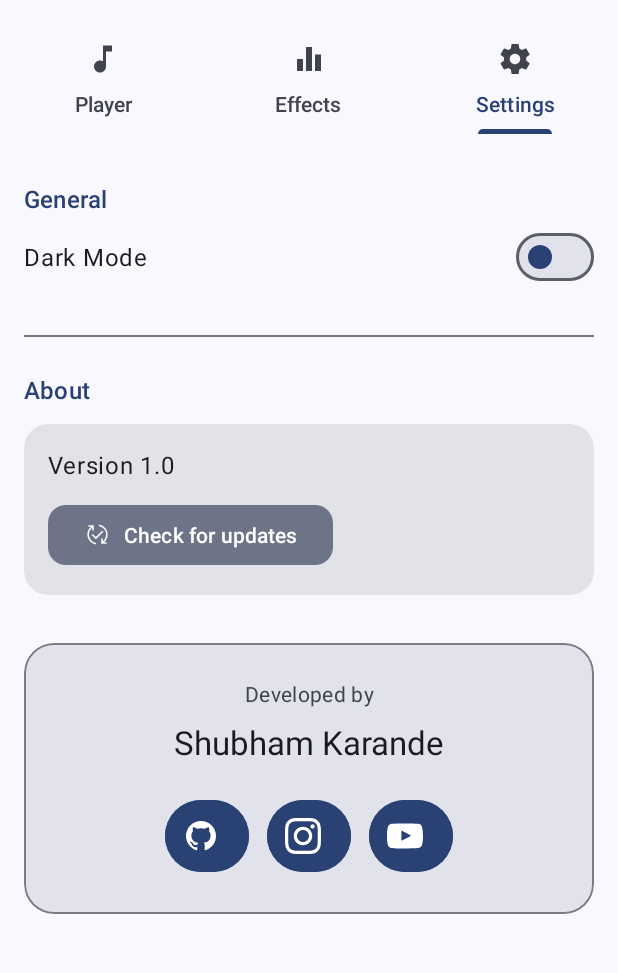
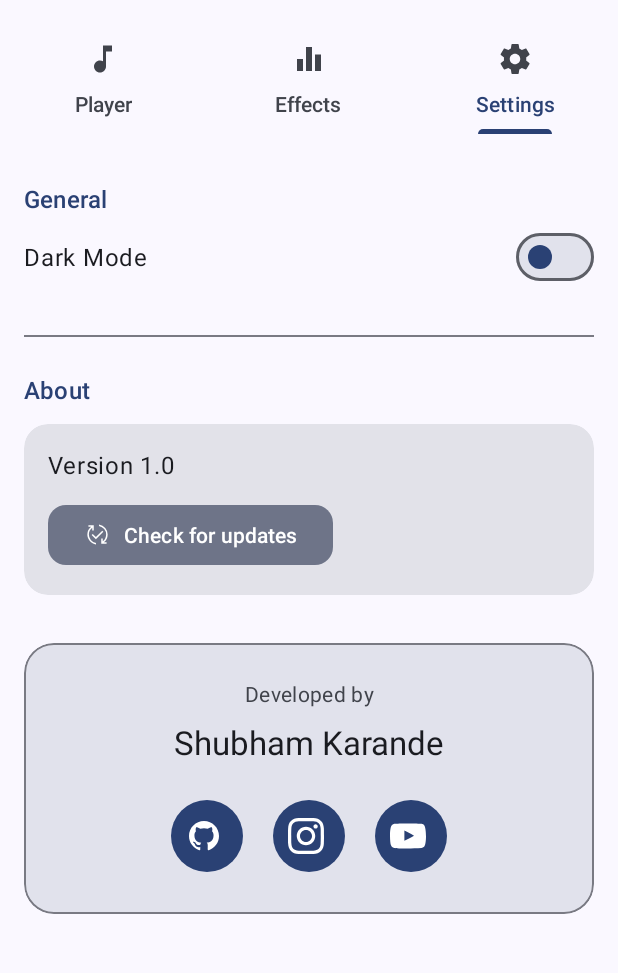
Before and after one commit to MythicalSHUB/SpatialFlow, an Android app: the screen it shows after launch (MainActivity), tab 3 chosen, on a phone screen of 412 x 824 dp, the part 70-1043 px from its top. Run offline under Robolectric (Android 15) with nearby library versions, the phone set to English and light mode, and no system bars; libraries missing offline, so code that uses them is left out: com.arthenica.ffmpegkit; 3 statements that could not run were skipped.

Commit message:
Fix social buttons - remove invalid inset attributes

```diff
--- a/app/src/main/res/layout/fragment_settings.xml
+++ b/app/src/main/res/layout/fragment_settings.xml
@@ -168,63 +168,42 @@
                         app:layout_constraintEnd_toEndOf="parent">
 
                         <!-- Circular GitHub Button -->
-                        <!-- Circular GitHub Button -->
                         <com.google.android.material.button.MaterialButton
                             android:id="@+id/btnGitHub"
-                            style="@style/Widget.Material3.Button.Icon"
+                            style="@style/Widget.Material3.Button.IconButton.Filled"
                             android:layout_width="56dp"
                             android:layout_height="56dp"
                             android:layout_marginEnd="12dp"
-                            app:insetLeft="0dp"
-                            app:insetTop="0dp"
-                            app:insetRight="0dp"
-                            app:insetBottom="0dp"
                             app:icon="@drawable/ic_github"
-                            app:iconGravity="textStart"
-                            app:iconPadding="0dp"
                             app:iconSize="24dp"
                             app:iconTint="?attr/colorOnPrimary"
-                            android:backgroundTint="?attr/colorPrimary"
                             app:shapeAppearanceOverlay="@style/ShapeAppearance.SpatialFlow.CircleButton" />
 
                         <!-- Circular Instagram Button -->
                         <com.google.android.material.button.MaterialButton
                             android:id="@+id/btnInstagram"
-                            style="@style/Widget.Material3.Button.Icon"
+                            style="@style/Widget.Material3.Button.IconButton.Filled"
                             android:layout_width="56dp"
                             android:layout_height="56dp"
                             android:layout_marginEnd="12dp"
-                            app:insetLeft="0dp"
-                            app:insetTop="0dp"
-                            app:insetRight="0dp"
-                            app:insetBottom="0dp"
                             app:icon="@drawable/ic_instagram"
-                            app:iconGravity="textStart"
-                            app:iconPadding="0dp"
                             app:iconSize="24dp"
                             app:iconTint="?attr/colorOnPrimary"
-                            android:backgroundTint="?attr/colorPrimary"
                             app:shapeAppearanceOverlay="@style/ShapeAppearance.SpatialFlow.CircleButton" />
 
                         <!-- Circular YouTube Button -->
                         <com.google.android.material.button.MaterialButton
                             android:id="@+id/btnYoutube"
-                            style="@style/Widget.Material3.Button.Icon"
+                            style="@style/Widget.Material3.Button.IconButton.Filled"
                             android:layout_width="56dp"
                             android:layout_height="56dp"
-                            app:insetLeft="0dp"
-                            app:insetTop="0dp"
-                            app:insetRight="0dp"
-                            app:insetBottom="0dp"
                             app:icon="@drawable/ic_youtube"
-                            app:iconGravity="textStart"
-                            app:iconPadding="0dp"
                             app:iconSize="24dp"
                             app:iconTint="?attr/colorOnPrimary"
-                            android:backgroundTint="?attr/colorPrimary"
                             app:shapeAppearanceOverlay="@style/ShapeAppearance.SpatialFlow.CircleButton" />
 
                     </LinearLayout>
+
 
                 </androidx.constraintlayout.widget.ConstraintLayout>
 
```
